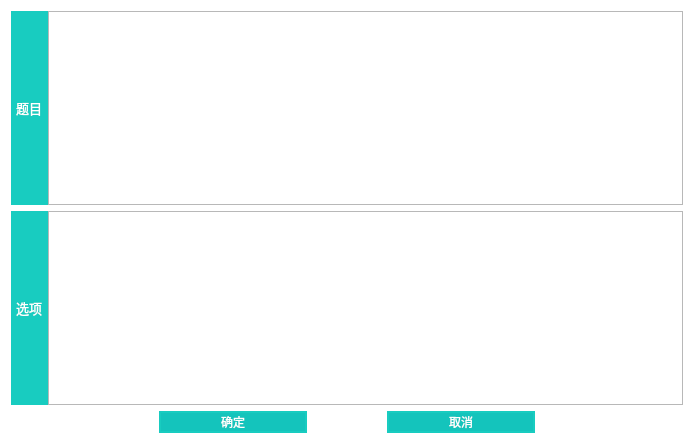
First picture: the form in Ques/quessinglechoiceeditdialog.ui, repository jkjkil4/ExamSysTeacher, before the edit.
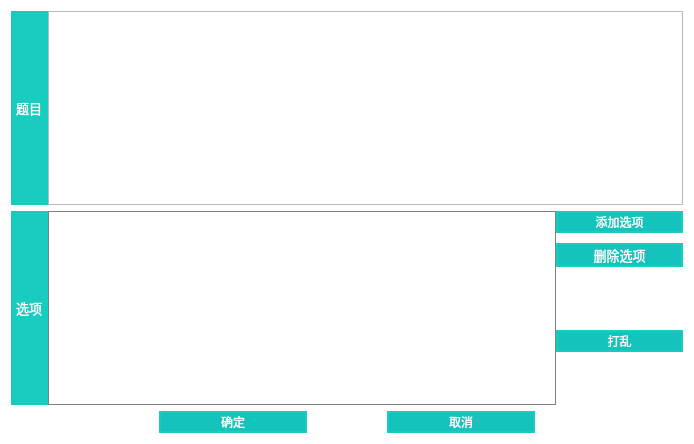
Second picture: the form after the edit.

Diff of the .ui file:
```diff
--- a/Ques/quessinglechoiceeditdialog.ui
+++ b/Ques/quessinglechoiceeditdialog.ui
@@ -67,7 +67,7 @@
     </layout>
    </item>
    <item>
-    <layout class="QHBoxLayout" name="layoutChoice">
+    <layout class="QHBoxLayout" name="layoutChoice" stretch="0,4,1">
      <property name="spacing">
       <number>0</number>
      </property>
@@ -84,7 +84,96 @@
       </widget>
      </item>
      <item>
-      <widget class="QListWidget" name="listWidget"/>
+      <widget class="QListWidget" name="listWidget">
+       <property name="font">
+        <font>
+         <pointsize>10</pointsize>
+        </font>
+       </property>
+       <property name="acceptDrops">
+        <bool>true</bool>
+       </property>
+       <property name="styleSheet">
+        <string notr="true">QListWidget{
+	border: 1px solid gray;
+}</string>
+       </property>
+       <property name="dragEnabled">
+        <bool>true</bool>
+       </property>
+       <property name="dragDropMode">
+        <enum>QAbstractItemView::InternalMove</enum>
+       </property>
+       <property name="selectionMode">
+        <enum>QAbstractItemView::ExtendedSelection</enum>
+       </property>
+      </widget>
+     </item>
+     <item>
+      <layout class="QVBoxLayout" name="verticalLayout_4">
+       <property name="spacing">
+        <number>10</number>
+       </property>
+       <property name="sizeConstraint">
+        <enum>QLayout::SetDefaultConstraint</enum>
+       </property>
+       <item>
+        <widget class="QPushButton" name="btnAdd">
+         <property name="text">
+          <string>添加选项</string>
+         </property>
+        </widget>
+       </item>
+       <item>
+        <widget class="QPushButton" name="btnRemove">
+         <property name="font">
+          <font>
+           <family>微软雅黑</family>
+           <pointsize>10</pointsize>
+           <weight>3</weight>
+           <italic>false</italic>
+           <bold>false</bold>
+          </font>
+         </property>
+         <property name="text">
+          <string>删除选项</string>
+         </property>
+        </widget>
+       </item>
+       <item>
+        <spacer name="verticalSpacer">
+         <property name="orientation">
+          <enum>Qt::Vertical</enum>
+         </property>
+         <property name="sizeHint" stdset="0">
+          <size>
+           <width>20</width>
+           <height>40</height>
+          </size>
+         </property>
+        </spacer>
+       </item>
+       <item>
+        <widget class="QPushButton" name="btnUpset">
+         <property name="text">
+          <string>打乱</string>
+         </property>
+        </widget>
+       </item>
+       <item>
+        <spacer name="verticalSpacer_2">
+         <property name="orientation">
+          <enum>Qt::Vertical</enum>
+         </property>
+         <property name="sizeHint" stdset="0">
+          <size>
+           <width>20</width>
+           <height>40</height>
+          </size>
+         </property>
+        </spacer>
+       </item>
+      </layout>
      </item>
     </layout>
    </item>
```
Left out of the diff: 1 changed line with no effect on the pictures.
